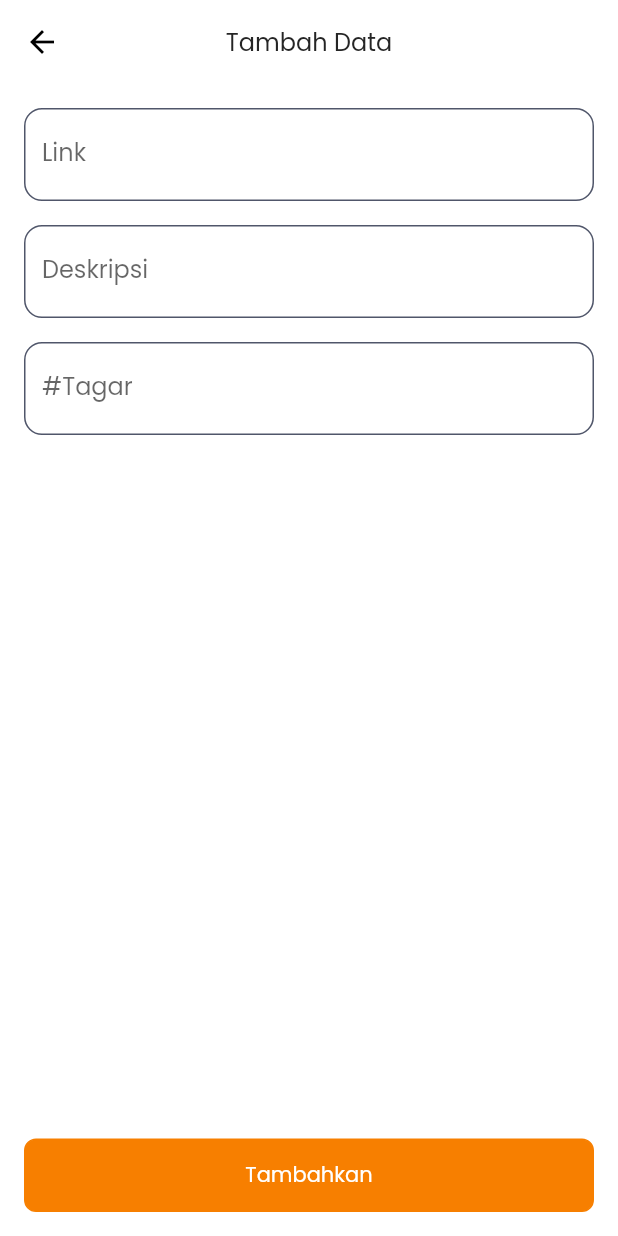
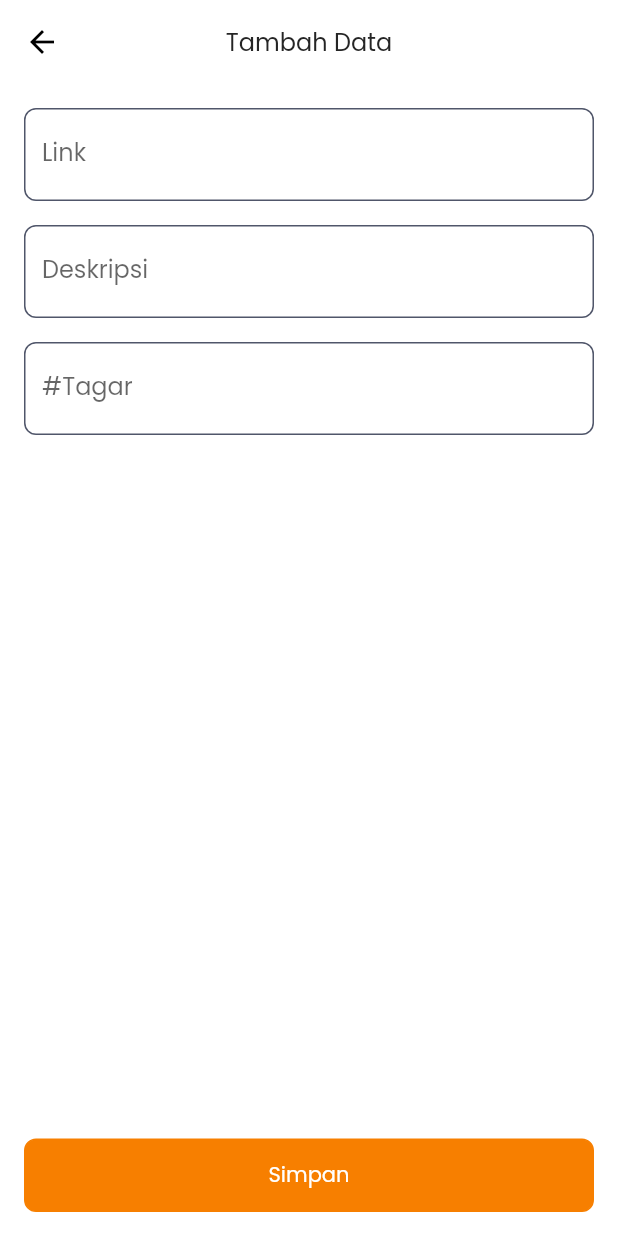
Before and after one commit to jordanmaulana/tagar, a Flutter app: the screen it shows after launch, after a tap on the "add" icon, on a phone screen of 412 x 824 dp. Run offline on Flutter 3.47's test engine with Material 2 defaults, Android fonts, the phone set to English and light mode, and no system bars; our stand-ins replace flutter_svg, get, google_fonts, isar, package_info_plus; missing offline and left inert: any_link_preview; accounts and stored records are empty; generated files the repository leaves out were written again; statements that could not run were skipped.

Commit message:
change button text

```diff
--- a/lib/apps/hashtags/views/hashtags_view.dart
+++ b/lib/apps/hashtags/views/hashtags_view.dart
@@ -27,7 +27,7 @@ class HashtagsView extends StatelessWidget {
               child: Column(
                 mainAxisAlignment: MainAxisAlignment.center,
                 children: [
-                  VText(
+                  const VText(
                     '#Tagar',
                     color: VColor.white,
                     fontSize: 20.0,
--- a/lib/apps/home/views/add_data.dart
+++ b/lib/apps/home/views/add_data.dart
@@ -67,7 +67,7 @@ class AddDataView extends StatelessWidget {
           Padding(
             padding: const EdgeInsets.all(16.0),
             child: VButton(
-              'Tambahkan',
+              'Simpan',
               onTap: () => controller.submit(),
             ),
           ),
--- a/lib/core/widgets/inputs.dart
+++ b/lib/core/widgets/inputs.dart
@@ -29,7 +29,7 @@ class VFormInput extends StatelessWidget {
   const VFormInput({
     this.label,
     this.hint,
-    this.radius = 12.0,
+    this.radius = 8.0,
     this.obscure = false,
     this.suffixIcon,
     this.validator,
```
